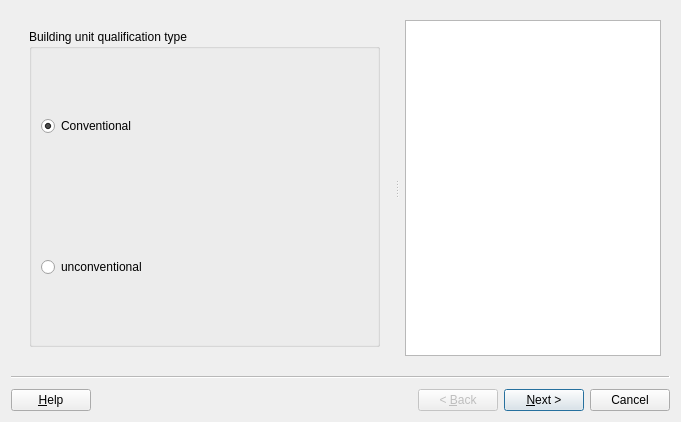
SwissTierrasColombia/Asistente-LADM-COL, file asistente_ladm_col/ui/wiz_create_building_unit_qualification_valuation.ui: the form before one commit.
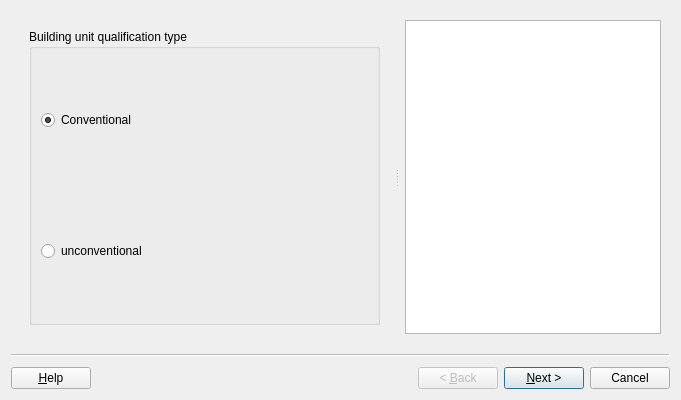
The form after the commit. Custom widgets are drawn as their Qt base class.

Patch:
```diff
--- a/asistente_ladm_col/ui/wiz_create_building_unit_qualification_valuation.ui
+++ b/asistente_ladm_col/ui/wiz_create_building_unit_qualification_valuation.ui
@@ -7,7 +7,7 @@
     <x>0</x>
     <y>0</y>
     <width>681</width>
-    <height>422</height>
+    <height>400</height>
    </rect>
   </property>
   <property name="cursor">
```
